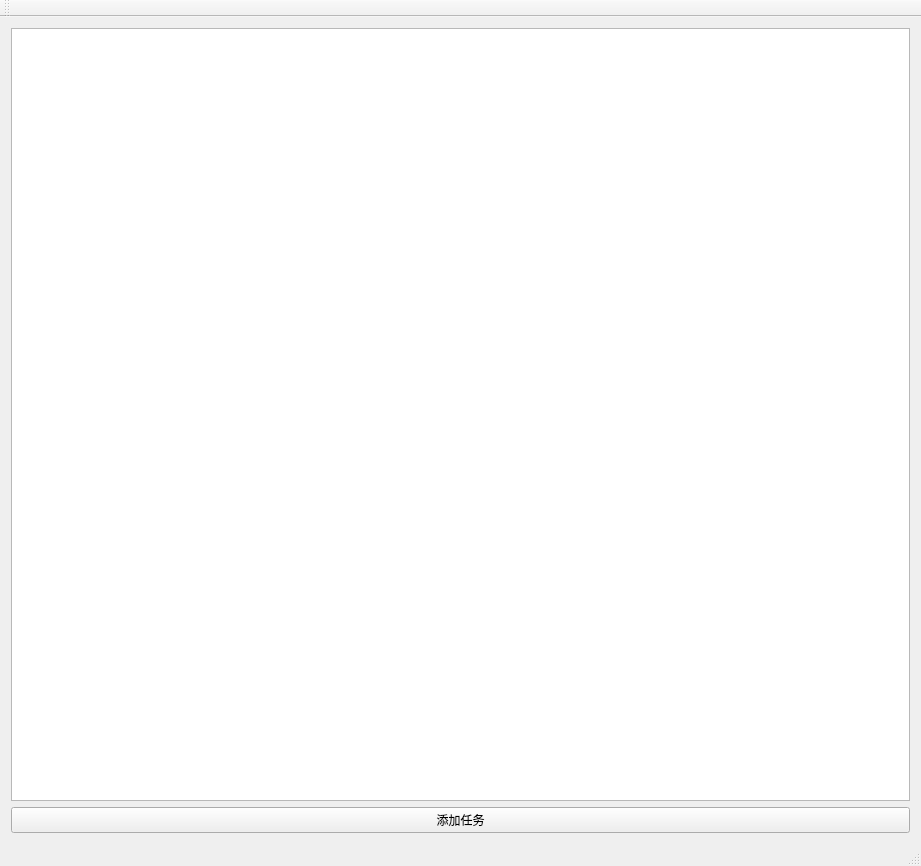
Qt form mainwindow.ui (Deviluna/ToDoList) before a commit.
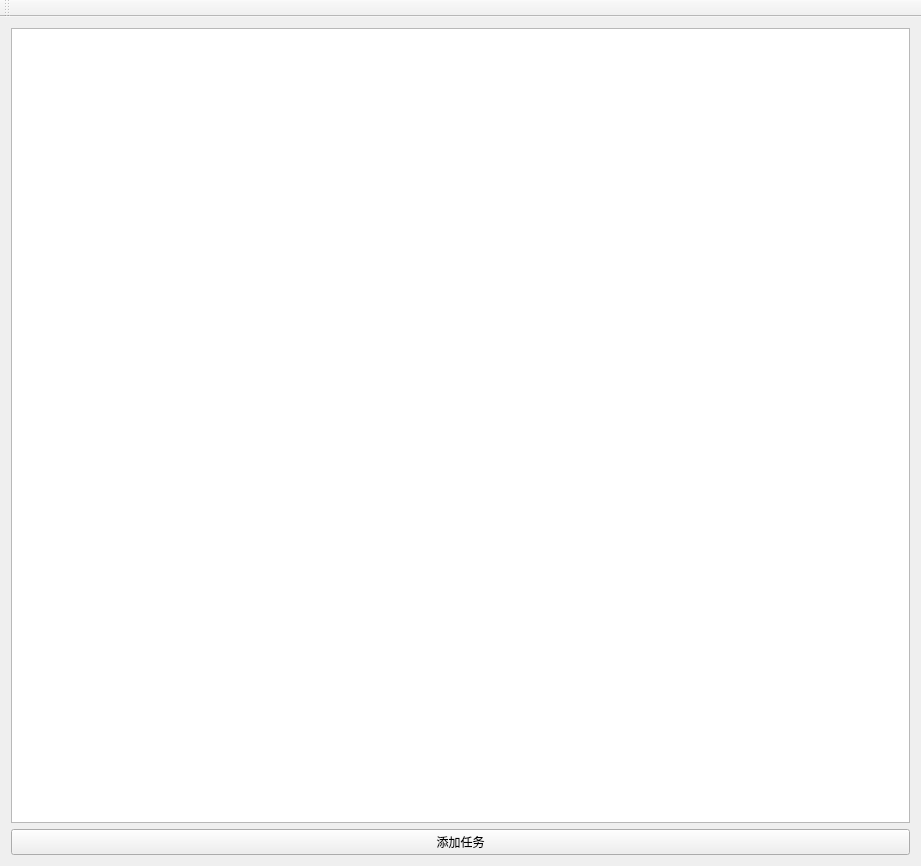
The same form after that commit.

The edit to the form file:
```diff
--- a/mainwindow.ui
+++ b/mainwindow.ui
@@ -51,7 +51,6 @@
     <bool>false</bool>
    </attribute>
   </widget>
-  <widget class="QStatusBar" name="statusBar"/>
  </widget>
  <layoutdefault spacing="6" margin="11"/>
  <resources/>
```
